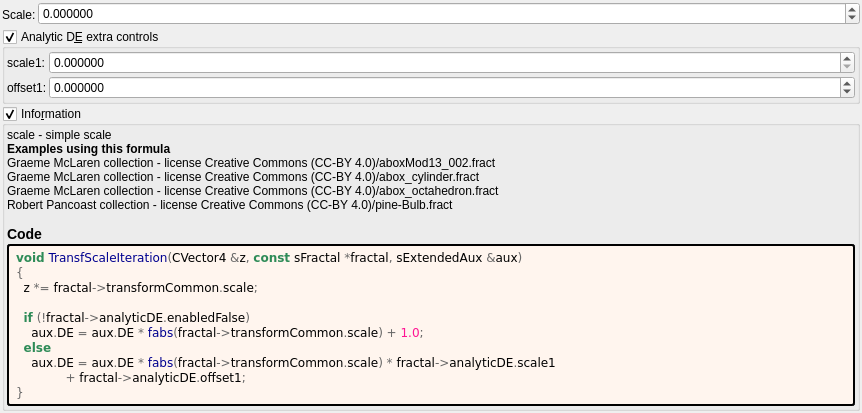
Old version of the form mandelbulber2/formula/ui/transf_scale.ui in the repository buddhi1980/mandelbulber2.
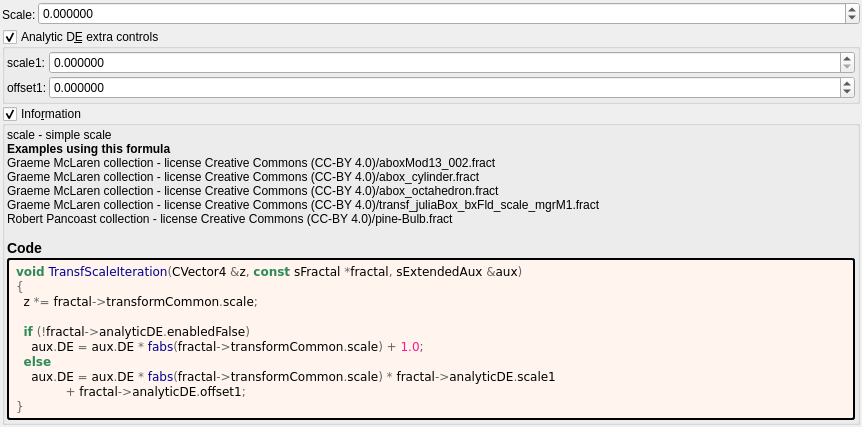
New version of the form. Custom widgets are drawn as their Qt base class.

What changed in the file:
```diff
--- a/mandelbulber2/formula/ui/transf_scale.ui
+++ b/mandelbulber2/formula/ui/transf_scale.ui
@@ -207,7 +207,7 @@
         <property name="text">
          <string notr="true">&lt;p&gt;scale - simple scale&lt;/p&gt;&lt;table&gt;
 &lt;/table&gt;
-&lt;br&gt;&lt;b&gt;Examples using this formula&lt;/b&gt;&lt;br&gt;Graeme McLaren  collection - license Creative Commons  (CC-BY 4.0)/aboxMod13_002.fract&lt;br&gt;Graeme McLaren  collection - license Creative Commons  (CC-BY 4.0)/abox_cylinder.fract&lt;br&gt;Graeme McLaren  collection - license Creative Commons  (CC-BY 4.0)/abox_octahedron.fract&lt;br&gt;Robert Pancoast collection - license Creative Commons (CC-BY 4.0)/pine-Bulb.fract&lt;h3&gt;Code&lt;/h3&gt;</string>
+&lt;br&gt;&lt;b&gt;Examples using this formula&lt;/b&gt;&lt;br&gt;Graeme McLaren  collection - license Creative Commons  (CC-BY 4.0)/aboxMod13_002.fract&lt;br&gt;Graeme McLaren  collection - license Creative Commons  (CC-BY 4.0)/abox_cylinder.fract&lt;br&gt;Graeme McLaren  collection - license Creative Commons  (CC-BY 4.0)/abox_octahedron.fract&lt;br&gt;Graeme McLaren  collection - license Creative Commons  (CC-BY 4.0)/transf_juliaBox_bxFld_scale_mgrM1.fract&lt;br&gt;Robert Pancoast collection - license Creative Commons (CC-BY 4.0)/pine-Bulb.fract&lt;h3&gt;Code&lt;/h3&gt;</string>
         </property>
         <property name="wordWrap">
          <bool>true</bool>
```
